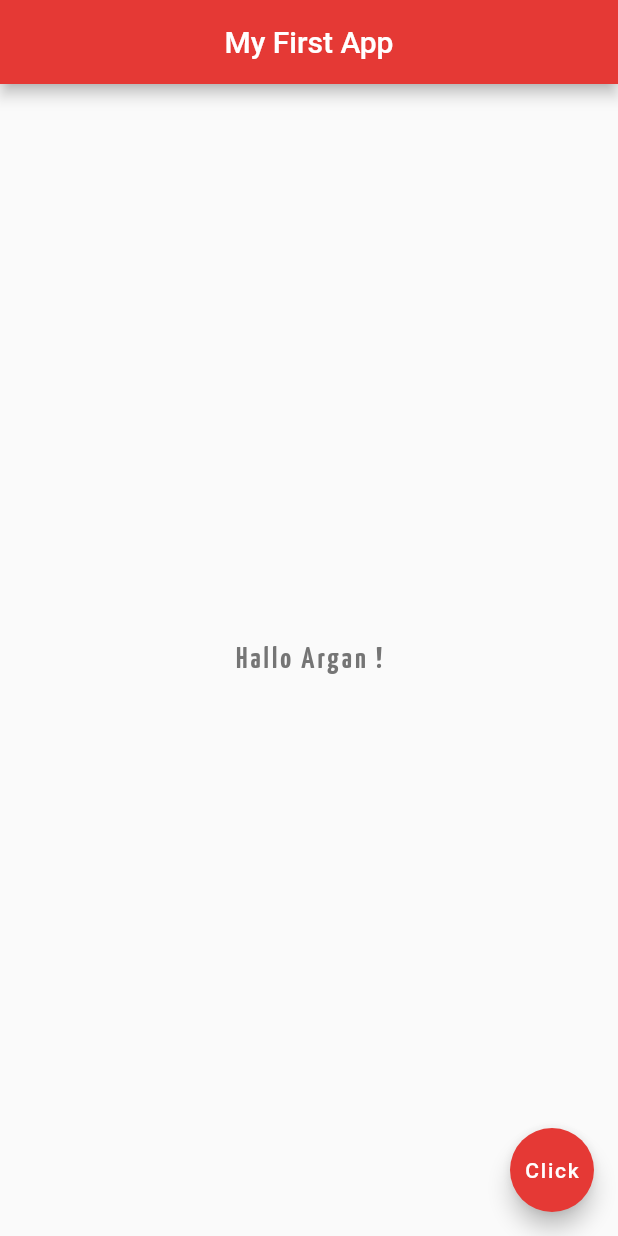
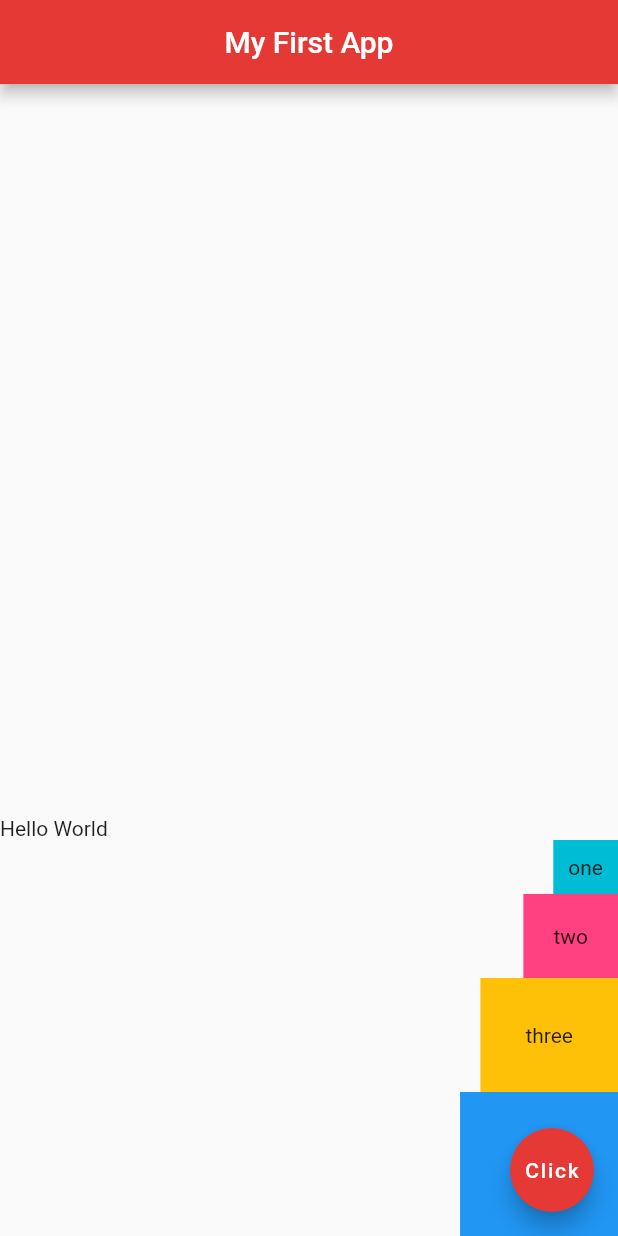
Before and after one commit to aribrilliantsyah/learn_flutter, a Flutter app: the screen it shows after launch, on a phone screen of 412 x 824 dp. Run offline on Flutter 3.47's test engine with Material 2 defaults, Android fonts, the phone set to English and light mode, and no system bars.

Commit message:
[UPDATE]

```diff
--- a/lib/main.dart
+++ b/lib/main.dart
@@ -1,28 +1,133 @@
 import 'package:flutter/material.dart';
 
 void main() => runApp(MaterialApp(
-  home: Scaffold(
+  home: Home(),
+));
+
+
+class Home extends StatelessWidget {
+  @override
+  Widget build(BuildContext context) {
+    return Scaffold(
       appBar: AppBar(
         title: Text('My First App'),
         centerTitle: true,
         backgroundColor: Colors.red[600],
       ),
-    body: Center(
-      child: Text(
-        'Hallo Argan !',
-        style: TextStyle(
-          fontSize: 20.0,
-          fontWeight: FontWeight.bold,
-          letterSpacing: 2.0,
-          color: Colors.grey[600],
-          fontFamily: 'YanoneKaffeesatz'
+      // body: Center(
+        // child: Text(
+        //   'Hallo Argan !',
+        //   style: TextStyle(
+        //     fontSize: 20.0,
+        //     fontWeight: FontWeight.bold,
+        //     letterSpacing: 2.0,
+        //     color: Colors.grey[600],
+        //     fontFamily: 'YanoneKaffeesatz'
+        //   ),
+        // ),
+        // child: Image(
+        //   // image: NetworkImage('https://img.pngio.com/izumi-sagiri-eromanga-sensei-image-2122502-zerochan-anime-sagiri-png-1061_1500.jpg'),
+        //   image: AssetImage('assets/sagiri.jpg'),
+        // ),
+        // child: Image.asset('assets/sagiri.jpg'),
+        // child: Icon(
+        //   Icons.airport_shuttle,
+        //   color: Colors.lightBlue,
+        //   size: 50.0,
+        // ),
+        // child: FlatButton(
+        //   onPressed: () {
+        //     print('You Clicked Me');
+        //   },
+        //   child: Icon(
+        //     Icons.assignment_return,
+        //     color: Colors.white,
+        //     size: 20.0,
+        //   ),
+        //   color: Colors.red,
+        // ),
+        // child: RaisedButton.icon(
+        //   onPressed: () {},
+        //   icon: Icon(
+        //     Icons.mail
+        //   ),
+        //   label: Text('Mail Me'),
+        //   color: Colors.amber,
+        // ),
+        // child: IconButton(
+        //   onPressed: () {
+        //     print('You CLick Me');
+        //   },
+        //   icon: Icon(
+        //     Icons.alternate_email
+        //   ),
+        //   color: Colors.amber,
+        // )
+      // ),
+      // body: Container(
+      //   padding: EdgeInsets.fromLTRB(0.0, 10.0, 5.0, 30.0),
+      //   margin: EdgeInsets.all(30.0),
+      //   color: Colors.grey,
+      //   child: Text('Hello Ari'),
+      // ),
+      // body: Padding(
+      //   padding: EdgeInsets.all(90.0),
+      //   child: Text('HAI'),
+      // ),
+      // body: Row(
+      //     mainAxisAlignment: MainAxisAlignment.spaceEvenly,
+      //     crossAxisAlignment: CrossAxisAlignment.start,
+      //     children: <Widget>[
+      //       Text('Hello, World'),
+      //       FlatButton(
+      //         onPressed: () {},
+      //         color: Colors.amber,
+      //         child: Text('Click Me'),
+      //       ),
+      //       Container(
+      //         color: Colors.cyan,
+      //         padding: EdgeInsets.all(30.0),
+      //         child: Text('Inside Container'),
+      //       )
+      //     ],
+      // ),
+      body: Column(
+        mainAxisAlignment: MainAxisAlignment.end,
+        crossAxisAlignment: CrossAxisAlignment.end,
+        children: <Widget>[
+          Row(
+            children: <Widget>[
+              Text('Hello '),
+              Text('World'),
+            ],
           ),
+          Container(
+            padding: EdgeInsets.all(10.0),
+            color: Colors.cyan,
+            child: Text('one'),
           ),
+          Container(
+            padding: EdgeInsets.all(20.0),
+            color: Colors.pinkAccent,
+            child: Text('two'),
+          ),
+          Container(
+            padding: EdgeInsets.all(30.0),
+            color: Colors.amber,
+            child: Text('three'),
+          ),
+          Container(
+            padding: EdgeInsets.all(40.0),
+            color: Colors.blue,
+            child: Text('four'),
+          ),
+        ],
       ),
       floatingActionButton: FloatingActionButton(
         onPressed: () {},
         child: Text('Click'),
         backgroundColor: Colors.red[600],
       ),
-  ),
-));
+    );
+  }
+}
--- a/pubspec.yaml
+++ b/pubspec.yaml
@@ -41,9 +41,8 @@ flutter:
   uses-material-design: true
 
   # To add assets to your application, add an assets section, like this:
-  # assets:
-  #  - images/a_dot_burr.jpeg
-  #  - images/a_dot_ham.jpeg
+  assets:
+   - assets/
 
   # An image asset can refer to one or more resolution-specific "variants", see
   # https://flutter.dev/assets-and-images/#resolution-aware.
```
Also changed, not shown: assets/sagiri.jpg (added). Lines whose indentation alone changed are shown as unchanged.
